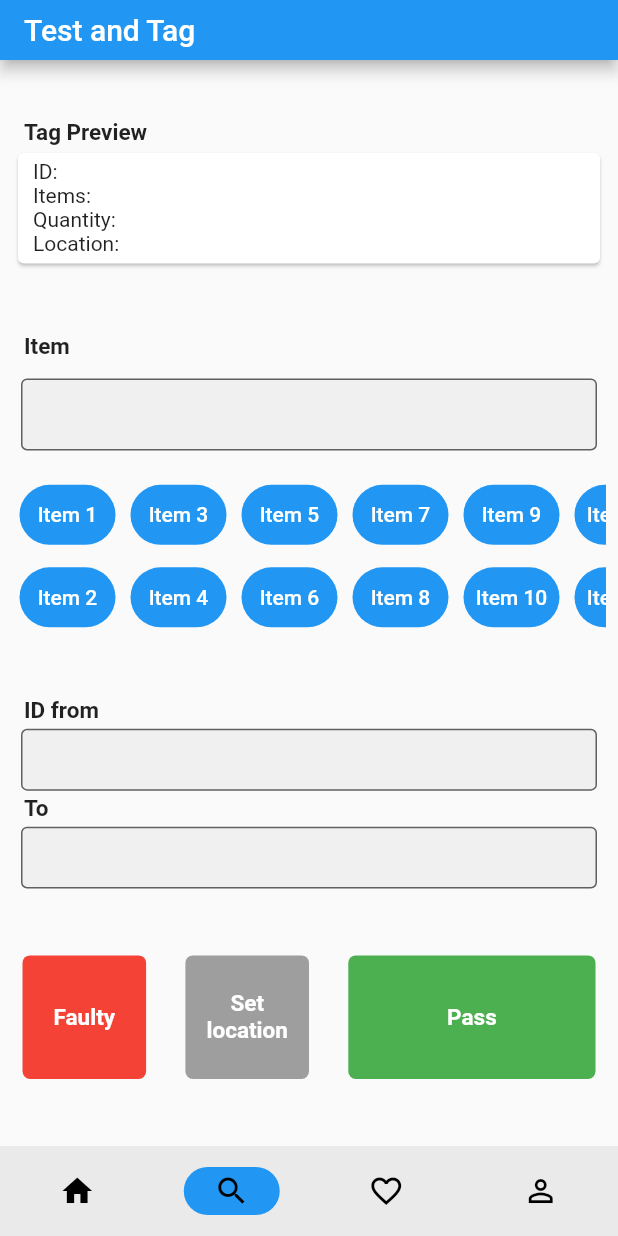
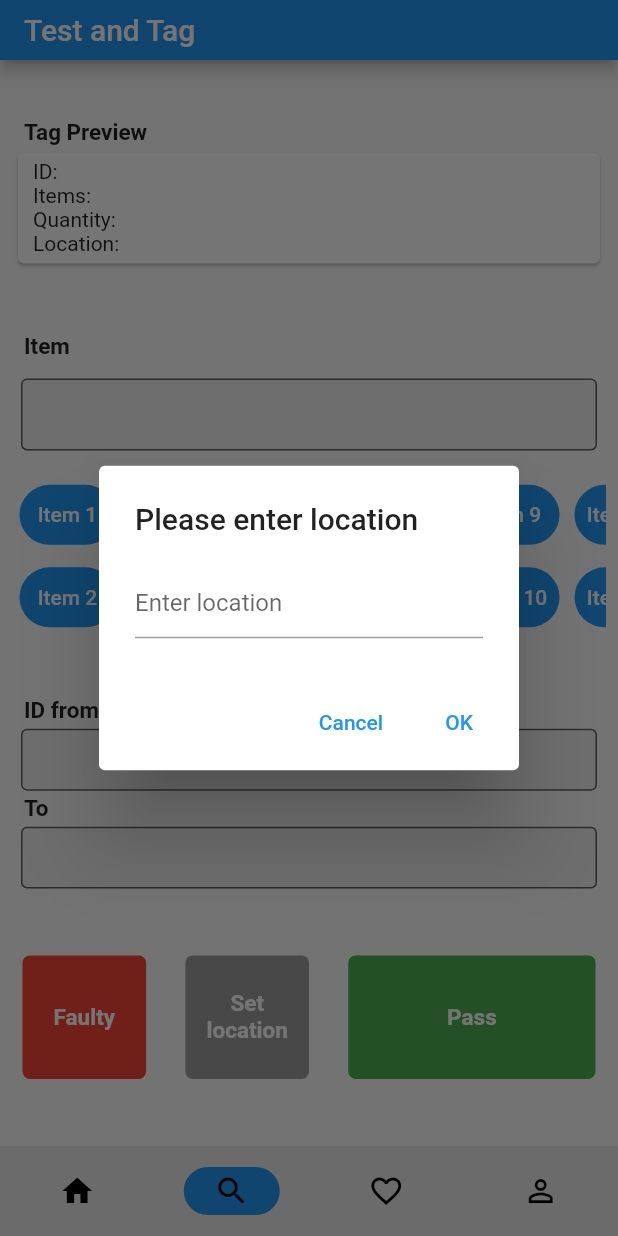
Before and after one commit to fxfzxxx/test_tag, a Flutter app: the screen it shows after launch, item 2 of the bottom bar chosen, after a tap on "Set", on a phone screen of 412 x 824 dp. Run offline on Flutter 3.47's test engine with Material 2 defaults, Android fonts, the light colour scheme and no system bars; our stand-ins replace get; generated files the repository leaves out were written again.

Commit message:
Swith tab now can keep the input diplay same. By using the data in the tag model.

```diff
--- a/lib/src/model/tag.dart
+++ b/lib/src/model/tag.dart
@@ -10,7 +10,10 @@ class TagModel extends ChangeNotifier {
   bool tagStatus = true;
   DateTime timestamp = DateTime.now();
 
-
+  void updateLocation(String newLocation) {
+    tagLocation = newLocation;
+    notifyListeners();
+  }
   void updateTagNumber() {
     tagQuantity = calculateTagNumber();
     notifyListeners();
@@ -58,7 +61,7 @@ class TagModel extends ChangeNotifier {
     this.tagStartId = tagStartId;
     this.tagEndId = tagEndId;
     this.tagLocation = tagLocation;
-    this.tagQuantity = tagNumber;
+    tagQuantity = tagNumber;
     this.tagStatus = tagStatus;
     this.timestamp = timestamp;
     notifyListeners();
--- a/lib/src/sample_feature/sample_item_list_view.dart
+++ b/lib/src/sample_feature/sample_item_list_view.dart
@@ -1,8 +1,6 @@
 import 'package:flutter/material.dart';
 
-import '../settings/settings_view.dart';
 import 'sample_item.dart';
-import 'sample_item_details_view.dart';
 
 /// Displays a list of SampleItems.
 class SampleItemListView extends StatelessWidget {
--- a/lib/src/screens/tag_screen.dart
+++ b/lib/src/screens/tag_screen.dart
@@ -1,5 +1,4 @@
 import 'package:flutter/material.dart';
-import 'package:test_tag/src/widgets/buttons/tag_button.dart';
 import 'package:test_tag/src/widgets/tag_buttons_row/tag_buttons_row.dart';
 import 'package:test_tag/src/widgets/tag_item/tag_item.dart';
 import 'package:test_tag/src/widgets/tag_ID/tag_id.dart';
@@ -15,19 +14,19 @@ class TagScreen extends StatelessWidget {
       children: <Widget>[
         Container(
             margin: const EdgeInsetsDirectional.symmetric(horizontal: 8),
-            padding: EdgeInsets.symmetric(vertical: 0),
-            child: TagPreview()),
+            padding: const EdgeInsets.symmetric(vertical: 0),
+            child: const TagPreview()),
         Container(
-          padding: EdgeInsets.symmetric(vertical: 0),
+          padding: const EdgeInsets.symmetric(vertical: 0),
           margin: const EdgeInsetsDirectional.symmetric(horizontal: 8),
-          child: TagItem(),
+          child: const TagItem(),
         ),
         Container(
             margin: const EdgeInsetsDirectional.symmetric(horizontal: 8),
-            child: TagNumber()),
+            child: const TagNumber()),
         Container(
             margin: const EdgeInsetsDirectional.symmetric(horizontal: 15),
-            child: TagButtonsRow()),
+            child: const TagButtonsRow()),
       ],
     );
   }
--- /dev/null
+++ b/lib/src/widgets/dialogs/location_dialog.dart
@@ -0,0 +1,43 @@
+import 'package:flutter/material.dart';
+import 'package:provider/provider.dart';
+import 'package:test_tag/src/model/tag.dart';
+
+class LocationDialog extends StatefulWidget {
+  const LocationDialog({super.key});
+
+  @override
+  State<LocationDialog> createState() => _LocationDialogState();
+}
+
+class _LocationDialogState extends State<LocationDialog> {
+  String _location = '';
+  @override
+  Widget build(BuildContext context) {
+    return AlertDialog(
+      title: const Text('Please enter location'),
+      content: TextField(
+        decoration: const InputDecoration(hintText: "Enter location"),
+        onChanged: (value) => {
+          setState(() {
+            _location = value;
+          }),
+        },
+      ),
+      actions: <Widget>[
+        TextButton(
+          onPressed: () => {
+            Navigator.pop(context, 'Cancel'),
+          },
+          child: const Text('Cancel'),
+        ),
+        TextButton(
+          onPressed: () => {
+            Navigator.pop(context, 'OK'),
+            context.read<TagModel>().updateLocation(_location),
+          },
+          child: const Text('OK'),
+        ),
+      ],
+    );
+  }
+}
--- a/lib/src/widgets/navigation_bar.dart
+++ b/lib/src/widgets/navigation_bar.dart
@@ -1,6 +1,5 @@
 import 'package:flutter/material.dart';
 import 'package:test_tag/src/screens/tag_screen.dart';
-import 'package:test_tag/src/utils/app_layout.dart';
 
 class AppNavigationBar extends StatefulWidget {
   const AppNavigationBar({super.key});
@@ -37,8 +36,6 @@ class _AppNavigationBarState extends State<AppNavigationBar> {
   ];
   @override
   Widget build(BuildContext context) {
-    double screenHeight = AppLayout.getSize(context).height;
-    double screenWidth = AppLayout.getSize(context).width;
     return Scaffold(
       appBar: AppBar(
         title: Text(destinationArray[currentPageIndex].label),
@@ -62,7 +59,7 @@ class _AppNavigationBarState extends State<AppNavigationBar> {
             child: Text('Home'),
           ),
         ),
-        SizedBox(
+        const SizedBox(
           width: double.infinity,
           child: TagScreen(),
         ),
--- a/lib/src/widgets/tag_ID/tag_id_input.dart
+++ b/lib/src/widgets/tag_ID/tag_id_input.dart
@@ -30,6 +30,9 @@ class _TagIDInputState extends State<TagIDInput> {
 
   @override
   Widget build(BuildContext context) {
+    _controller.text = widget.start
+        ? context.watch<TagModel>().tagStartId
+        : context.watch<TagModel>().tagEndId;
     return Container(
       margin: const EdgeInsets.symmetric(horizontal: 6),
       height: AppLayout.getSize(context).height * 0.05,
--- a/lib/src/widgets/tag_buttons_row/tag_buttons_row.dart
+++ b/lib/src/widgets/tag_buttons_row/tag_buttons_row.dart
@@ -2,6 +2,7 @@ import 'package:flutter/material.dart';
 import 'package:provider/provider.dart';
 import 'package:test_tag/src/model/tag.dart';
 import 'package:test_tag/src/widgets/buttons/tag_button.dart';
+import 'package:test_tag/src/widgets/dialogs/location_dialog.dart';
 
 class TagButtonsRow extends StatelessWidget {
   const TagButtonsRow({super.key});
@@ -23,12 +24,15 @@ class TagButtonsRow extends StatelessWidget {
             textSecondLine: "location",
             color: Colors.grey,
             width: 0.2,
-            onTap: () => {}),
+            onTap: () => showDialog<String>(
+                  context: context,
+                  builder: (BuildContext context) => const LocationDialog()
+                )),
         TagButton(
             textFirstLine: 'Pass',
             color: Colors.green,
             width: 0.4,
-            onTap: () => {}),
+            onTap: () => {})
       ],
     );
   }
--- a/lib/src/widgets/tag_item/tag_item.dart
+++ b/lib/src/widgets/tag_item/tag_item.dart
@@ -7,18 +7,17 @@ import 'package:test_tag/src/widgets/tag_item/tag_item_button.dart';
 import 'package:test_tag/src/widgets/tag_item/tag_item_input.dart';
 
 class TagItem extends StatefulWidget {
-  TagItem({super.key});
+  const TagItem({super.key});
 
   @override
   State<TagItem> createState() => _TagItemState();
 }
 
 class _TagItemState extends State<TagItem> {
-
-  String inputText = '';
+  late String _inputText;
   @override
   Widget build(BuildContext context) {
-    // var tag = context.watch<TagModel>();
+    _inputText = context.read<TagModel>().tagName;
     List<String> evenIndexArray = TagItemModel.evenIndexArray;
     List<String> oddIndexArray = TagItemModel.oddIndexArray;
 
@@ -33,7 +32,7 @@ class _TagItemState extends State<TagItem> {
               'Item',
               style: TextStyle(fontSize: 15, fontWeight: FontWeight.bold),
             )),
-        TagItemInput(text:inputText, onChangedCallback: tagItemInputOnChange),
+        TagItemInput(text: _inputText, onChangedCallback: tagItemInputOnChange),
         SingleChildScrollView(
           scrollDirection: Axis.horizontal,
           padding: const EdgeInsets.only(top: 10, left: 5),
@@ -65,15 +64,13 @@ class _TagItemState extends State<TagItem> {
 
   void tagItemInputOnChange(String text) {
     setState(() {
-      inputText = text;
+      _inputText = text;
     });
   }
 
   void tagItemButtonOnPressed(String text) {
     setState(() {
-      inputText = text;
+      _inputText = text;
     });
   }
-
-
 }
--- a/lib/src/widgets/tag_item/tag_item_input.dart
+++ b/lib/src/widgets/tag_item/tag_item_input.dart
@@ -4,9 +4,9 @@ import 'package:test_tag/src/model/tag.dart';
 import 'package:test_tag/src/utils/app_layout.dart';
 
 class TagItemInput extends StatefulWidget {
-  String text;
+  final String text;
   final Function onChangedCallback;
-  TagItemInput(
+  const TagItemInput(
       {super.key, required this.text, required this.onChangedCallback});
 
   @override
```
